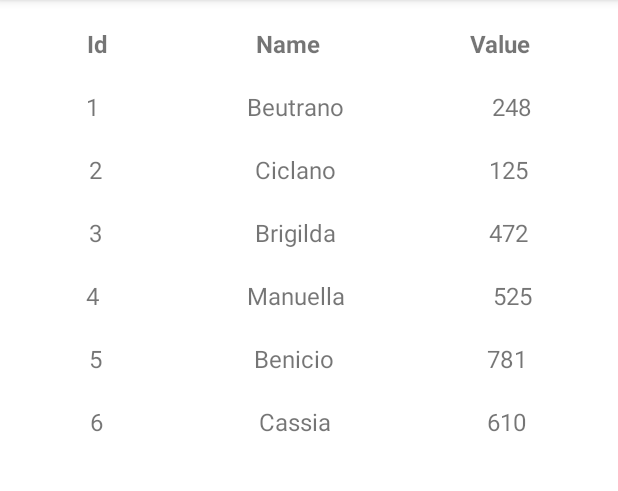
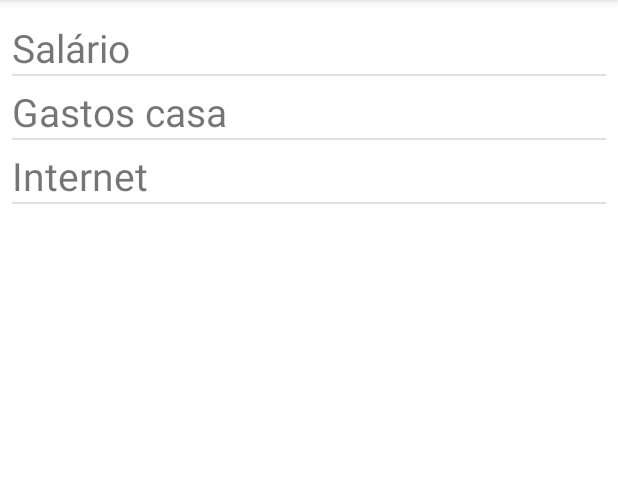
Before and after one commit to PrGoDevelopment/InformationTable_dynamic, an Android app: the screen it shows after launch (MainActivity), on a phone screen of 412 x 824 dp, the part 84-575 px from its top. Run offline under Robolectric (Android 15) with nearby library versions, the phone set to English and light mode, and no system bars.

Commit message:
Reestruturação

```diff
--- /dev/null
+++ b/app/src/main/java/com/example/informationtable/ListAdapter_Headers.java
@@ -0,0 +1,57 @@
+package com.example.informationtable;
+
+import android.content.Context;
+import android.view.LayoutInflater;
+import android.view.View;
+import android.view.ViewGroup;
+import android.widget.ArrayAdapter;
+import android.widget.ImageView;
+import android.widget.TextView;
+import android.widget.Toast;
+
+import androidx.annotation.NonNull;
+import androidx.annotation.Nullable;
+
+import java.util.List;
+
+public class ListAdapter_Headers extends ArrayAdapter<String>
+{
+    Context ctx;
+    int resource;
+    List<String> header_list;
+
+    public ListAdapter_Headers(Context ctx, int resource, List<String> header_list){
+        super(ctx, resource, header_list);
+
+        this.ctx = ctx;
+        this.resource = resource;
+        this.header_list = header_list;
+    }
+
+    /** PREENCHE O LAYOUT COM AS INFORMAÇÕES PARA FORMAR A LISTA NA TELA */
+    /** FILL OUT THE LAYOUT WITH THE INFORMATION TO FORM THE LIST ON THE SCREEN */
+    @NonNull
+    @Override
+    public View getView(int position, @Nullable View convertView, @NonNull ViewGroup parent) {
+        LayoutInflater lInflater = LayoutInflater.from(ctx);
+
+        /* SET TO THE ITEM DESIGN THROUGH "resource", FOR EXAMPLE layout_my_list_item.xml SETTED IN ListViewInfo.java */
+        View view = lInflater.inflate(resource, null);
+
+        TextView txt_header = view.findViewById(R.id.txt_header);
+
+        txt_header.setText(header_list.get(position));
+
+
+        view.setOnClickListener(new View.OnClickListener() {
+            @Override
+            public void onClick(View view) {
+                Toast.makeText(ctx.getApplicationContext(), "Você clicou no " + header_list.get(position), Toast.LENGTH_SHORT).show();
+            }
+        });
+
+        //Log.d("listAdptr", "Position: " + position);
+
+        return view;
+    }
+}
--- a/app/src/main/java/com/example/informationtable/MainActivity.java
+++ b/app/src/main/java/com/example/informationtable/MainActivity.java
@@ -1,76 +1,40 @@
 package com.example.informationtable;
 
 import androidx.appcompat.app.AppCompatActivity;
-import androidx.recyclerview.widget.LinearLayoutManager;
-import androidx.recyclerview.widget.RecyclerView;
 
 import android.os.Bundle;
-import android.widget.LinearLayout;
-import android.widget.TableRow;
-import android.widget.TextView;
+import android.widget.ListView;
 
 import java.util.ArrayList;
 import java.util.List;
 
 public class MainActivity extends AppCompatActivity
 {
-    /* https://www.youtube.com/watch?v=pOeEq6utNU8 -> 10:42 min */
-
-    RecyclerView recycler_view;
-    ValueAdapter valueAdapter;
+    ListView listView_headers;
 
     @Override
     protected void onCreate(Bundle savedInstanceState) {
         super.onCreate(savedInstanceState);
         setContentView(R.layout.activity_main);
 
-        recycler_view = findViewById(R.id.recycler_view);
+        List<String> titlesTable = new ArrayList<>();
 
-        SetRecyclerView();
-    }
+        titlesTable.add("Salário");
+        titlesTable.add("Gastos casa");
+        titlesTable.add("Internet");
 
-    void SetRecyclerView(){
-        recycler_view.setHasFixedSize(true);
-        recycler_view.setLayoutManager(new LinearLayoutManager(this));
+        listView_headers = (ListView) findViewById(R.id.listView_headers);
 
-        valueAdapter = new ValueAdapter(this, GetList());
+        /** TRANSFERE AS INFORMAÇÕES PARA O ADAPTADOR */
+        /** TRANSFER THE INFORMATION TO THE ADAPTER */
+        ListAdapter_Headers adapter = new ListAdapter_Headers(this, R.layout.design_headers, titlesTable);
 
-        recycler_view.setAdapter(valueAdapter);
-
-
-
-
-
-
-        /** SIMULAÇÃO DA TABELA DO PROJETO POCKET */
-
-        String[] titlesTable = {"Salário", "Gastos casa", "Internet"};
+        listView_headers.setAdapter(adapter);
 
         String[][] tableInformations = {
                 {"2122", "2122", "2122", "2122", "2122", "2122", "2122", "2122", "2122", "2122", "2122", "2122"},
                 {"235", "421", "570", "113", "1500", "230", "218", "550", "327", "730", "431", "200"},
                 {"150", "150", "150", "150", "150", "150", "150", "150", "150", "150", "150", "150"}
         };
-
-        /** ------------------------------------- */
-    }
-
-    TableRow tbR_row;
-
-    List<ValueModel> GetList(){
-
-        tbR_row = findViewById(R.id.tbR_row);
-        //tbR_row = new TextView()
-
-        List<ValueModel> valueModel_List = new ArrayList<>();
-
-        valueModel_List.add(new ValueModel("1", "Beutrano", "248"));
-        valueModel_List.add(new ValueModel("2", "Ciclano", "125"));
-        valueModel_List.add(new ValueModel("3", "Brigilda", "472"));
-        valueModel_List.add(new ValueModel("4", "Manuella", "525"));
-        valueModel_List.add(new ValueModel("5", "Benicio", "781"));
-        valueModel_List.add(new ValueModel("6", "Cassia", "610"));
-
-        return valueModel_List;
     }
 }
--- a/app/src/main/java/com/example/informationtable/ValueAdapter.java
+++ /dev/null
@@ -1,61 +0,0 @@
-package com.example.informationtable;
-
-import android.content.Context;
-import android.view.LayoutInflater;
-import android.view.View;
-import android.view.ViewGroup;
-import android.widget.TextView;
-
-import androidx.annotation.NonNull;
-import androidx.recyclerview.widget.RecyclerView;
-
-import java.util.List;
-
-public class ValueAdapter extends RecyclerView.Adapter<ValueAdapter.ViewHolder>
-{
-    Context context;
-    List<ValueModel> valueModelsList;
-
-    public ValueAdapter(Context context, List<ValueModel> valueModelsList) {
-        this.context = context;
-        this.valueModelsList = valueModelsList;
-    }
-
-    @NonNull
-    @Override
-    public ValueAdapter.ViewHolder onCreateViewHolder(@NonNull ViewGroup parent, int viewType) {
-        View view = LayoutInflater.from(context).inflate(R.layout.item_table, parent, false);
-        return new ViewHolder(view);
-    }
-
-    @Override
-    public void onBindViewHolder(@NonNull ValueAdapter.ViewHolder holder, int position) {
-        if(valueModelsList != null && valueModelsList.size() > 0)
-        {
-            ValueModel valueModel = valueModelsList.get(position);
-            holder.tbv_id.setText(valueModel.getId());
-            holder.tbv_name.setText(valueModel.getName());
-            holder.tbv_value.setText(valueModel.getValue());
-        }else{
-            return;
-        }
-    }
-
-    @Override
-    public int getItemCount() {
-        return valueModelsList.size();
-    }
-
-    public class ViewHolder extends RecyclerView.ViewHolder
-    {
-        TextView tbv_id, tbv_name, tbv_value;
-
-        public ViewHolder(@NonNull View itemView) {
-            super(itemView);
-
-            tbv_id = itemView.findViewById(R.id.tbv_id);
-            tbv_name = itemView.findViewById(R.id.tbv_name);
-            tbv_value = itemView.findViewById(R.id.tbv_value);
-        }
-    }
-}
--- a/app/src/main/java/com/example/informationtable/ValueModel.java
+++ /dev/null
@@ -1,37 +0,0 @@
-package com.example.informationtable;
-
-public class ValueModel {
-    String id;
-    String name;
-    String value;
-
-    public ValueModel(String id, String name, String value) {
-        this.id = id;
-        this.name = name;
-        this.value = value;
-    }
-
-    public String getId() {
-        return id;
-    }
-
-    public void setId(String id) {
-        this.id = id;
-    }
-
-    public String getName() {
-        return name;
-    }
-
-    public void setName(String name) {
-        this.name = name;
-    }
-
-    public String getValue() {
-        return value;
-    }
-
-    public void setValue(String value) {
-        this.value = value;
-    }
-}
--- a/app/src/main/res/layout/activity_main.xml
+++ b/app/src/main/res/layout/activity_main.xml
@@ -1,42 +1,15 @@
 <?xml version="1.0" encoding="utf-8"?>
-<TableLayout xmlns:android="http://schemas.android.com/apk/res/android"
+<RelativeLayout xmlns:android="http://schemas.android.com/apk/res/android"
     xmlns:app="http://schemas.android.com/apk/res-auto"
     xmlns:tools="http://schemas.android.com/tools"
     android:layout_width="match_parent"
     android:layout_height="match_parent"
     tools:context=".MainActivity"
-    android:stretchColumns="1,2,3"
     android:layout_margin="8dp">
 
-    <TableRow>
-        <TextView
-            android:text="Id"
-            android:textSize="16dp"
-            android:textStyle="bold"
-            android:padding="10dp"
-            android:layout_column="1"
-            android:gravity="center"/>
-
-        <TextView
-            android:text="Name"
-            android:textSize="16dp"
-            android:textStyle="bold"
-            android:padding="10dp"
-            android:layout_column="1"
-            android:gravity="center"/>
-
-        <TextView
-            android:text="Value"
-            android:textSize="16dp"
-            android:textStyle="bold"
-            android:padding="10dp"
-            android:layout_column="1"
-            android:gravity="center"/>
-    </TableRow>
-
-    <androidx.recyclerview.widget.RecyclerView
-        android:id="@+id/recycler_view"
+    <ListView
+        android:id="@+id/listView_headers"
         android:layout_width="match_parent"
         android:layout_height="match_parent" />
 
-</TableLayout>
+</RelativeLayout>
--- /dev/null
+++ b/app/src/main/res/layout/design_headers.xml
@@ -0,0 +1,20 @@
+<?xml version="1.0" encoding="utf-8"?>
+<RelativeLayout xmlns:android="http://schemas.android.com/apk/res/android"
+    android:layout_width="match_parent"
+    android:layout_height="match_parent">
+
+    <LinearLayout
+        android:layout_width="match_parent"
+        android:layout_height="match_parent"
+        android:orientation="vertical">
+
+        <TextView
+            android:id="@+id/txt_header"
+            android:layout_width="wrap_content"
+            android:layout_height="wrap_content"
+            android:layout_marginTop="6dp"
+            android:text="Title"
+            android:textSize="26sp" />
+    </LinearLayout>
+
+</RelativeLayout>
--- a/app/src/main/res/layout/item_table.xml
+++ /dev/null
@@ -1,34 +0,0 @@
-<?xml version="1.0" encoding="utf-8"?>
-<TableLayout xmlns:android="http://schemas.android.com/apk/res/android"
-    android:layout_width="match_parent"
-    android:layout_height="wrap_content"
-    android:stretchColumns="1,2,3">
-
-    <TableRow
-        android:id="@+id/tbR_row">
-        <TextView
-            android:id="@+id/tbv_id"
-            android:textSize="16dp"
-            android:padding="10dp"
-            android:text="-"
-            android:layout_column="1"
-            android:gravity="center"/>
-
-        <TextView
-            android:id="@+id/tbv_name"
-            android:textSize="16dp"
-            android:padding="10dp"
-            android:text="-"
-            android:layout_column="1"
-            android:gravity="center"/>
-
-        <TextView
-            android:id="@+id/tbv_value"
-            android:textSize="16dp"
-            android:padding="10dp"
-            android:text="-"
-            android:layout_column="1"
-            android:gravity="center"/>
-    </TableRow>
-
-</TableLayout>
```
